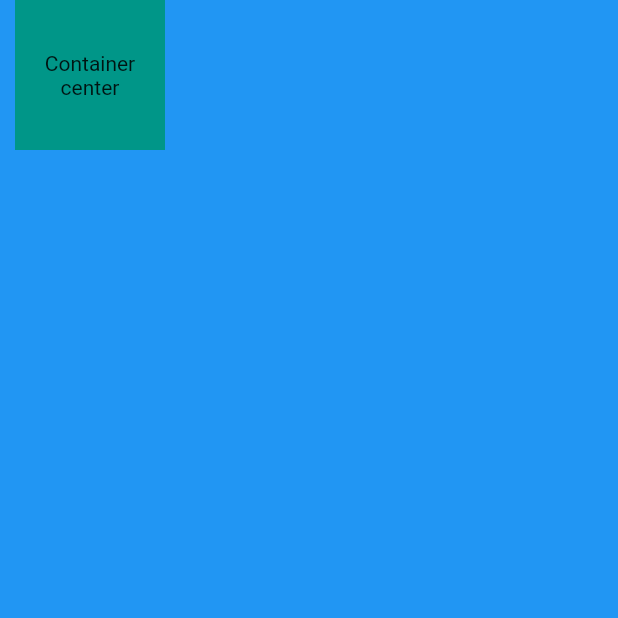
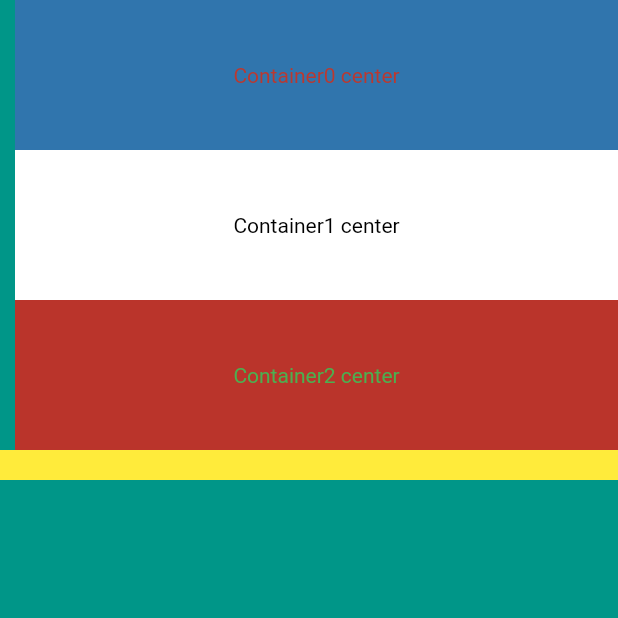
Before and after one commit to haguremon/layout_widgets_0, a Flutter app: the screen it shows after launch, on a phone screen of 412 x 824 dp, the top half of it. Run offline on Flutter 3.47's test engine with Material 2 defaults, Android fonts, the phone set to English and light mode, and no system bars.

Commit message:
About Column

```diff
--- a/lib/main.dart
+++ b/lib/main.dart
@@ -18,27 +18,84 @@ class  extends StatelessWidget {
 }
 */
 //StatelessWidgetによってホットリードができるらしい
-class MyApp extends StatelessWidget {
+class  MyApp extends StatelessWidget {
   @override
   Widget build(BuildContext context) {
     return MaterialApp(
       home: Scaffold(
-        backgroundColor: Colors.blue,
+        backgroundColor: Colors.teal,
         //Containerは制約がないと大きくなりすぎる
         body: SafeArea(
-          child: Container(
+          child: Center(
+              //Columnを使うことによって子ウィジェットを縦に並べて表示する事ができる
+              child: Column(
+               //mainAxisAlignmentはchildrenの配置についてかな　MainAxisSize.minだと全く意味ない
+               //mainAxisAlignment: MainAxisAlignment.center,
+               //mainAxisAlignment: MainAxisAlignment.end,
+               //mainAxisAlignment: MainAxisAlignment.spaceAround,
+               //mainAxisAlignment: MainAxisAlignment.spaceBetween,
+               //mainAxisAlignment: MainAxisAlignment.start, //デフォ
+               //mainAxisSize: MainAxisSize.max,//column自体が小さくなる //デフォMainAxisSize.max
+              //verticalDirection: VerticalDirection.up,//VerticalDirection.upすると物理的に画面を逆転したみたいになる
+            //crossAxisAlignmentを使って交差する軸を揃える
+            crossAxisAlignment: CrossAxisAlignment.stretch,//stretchは中点で揃える
+
+            children: [
+              Container(
                 margin: const EdgeInsets.only(left: 10),
                 padding: const EdgeInsets.all(10),
                 height: 100.0,
                 width: 100,
-            color: Colors.teal,
+                color: const Color.fromARGB(255, 48, 117, 173),
                 child: const Center(
                   child: Text(
-                'Container center',
+                    'Container0 center',
                     textAlign: TextAlign.center,
+                    style: TextStyle(
+                      color: Color.fromARGB(255, 187, 56, 47),
                     ),
                   ),
                 ),
+              ),
+              Container(
+                margin: const EdgeInsets.only(left: 10),
+                padding: const EdgeInsets.all(10),
+                height: 100.0,
+                width: 100,
+                color: Colors.white,
+                child: const Center(
+                  child: Text(
+                    'Container1 center',
+                    textAlign: TextAlign.center,
+                    style: TextStyle(
+                      color: Colors.black,
+                    ),
+                  ),
+                ),
+              ),
+              Container(
+                margin: const EdgeInsets.only(left: 10),
+                padding: const EdgeInsets.all(10),
+                height: 100.0,
+                width: 100,
+                color: const Color.fromARGB(255, 186, 52, 43),
+                child: const Center(
+                  child: Text(
+                    'Container2 center',
+                    textAlign: TextAlign.center,
+                    style: TextStyle(
+                      color: Colors.green,
+                    ),
+                  ),
+                ),
+              ),
+              Container(
+                width: double.infinity,
+                height: 20,
+                color: Colors.yellow,
+              )
+            ],
+          )),
         ),
       ),
     );
```
Lines whose indentation alone changed are shown as unchanged.
